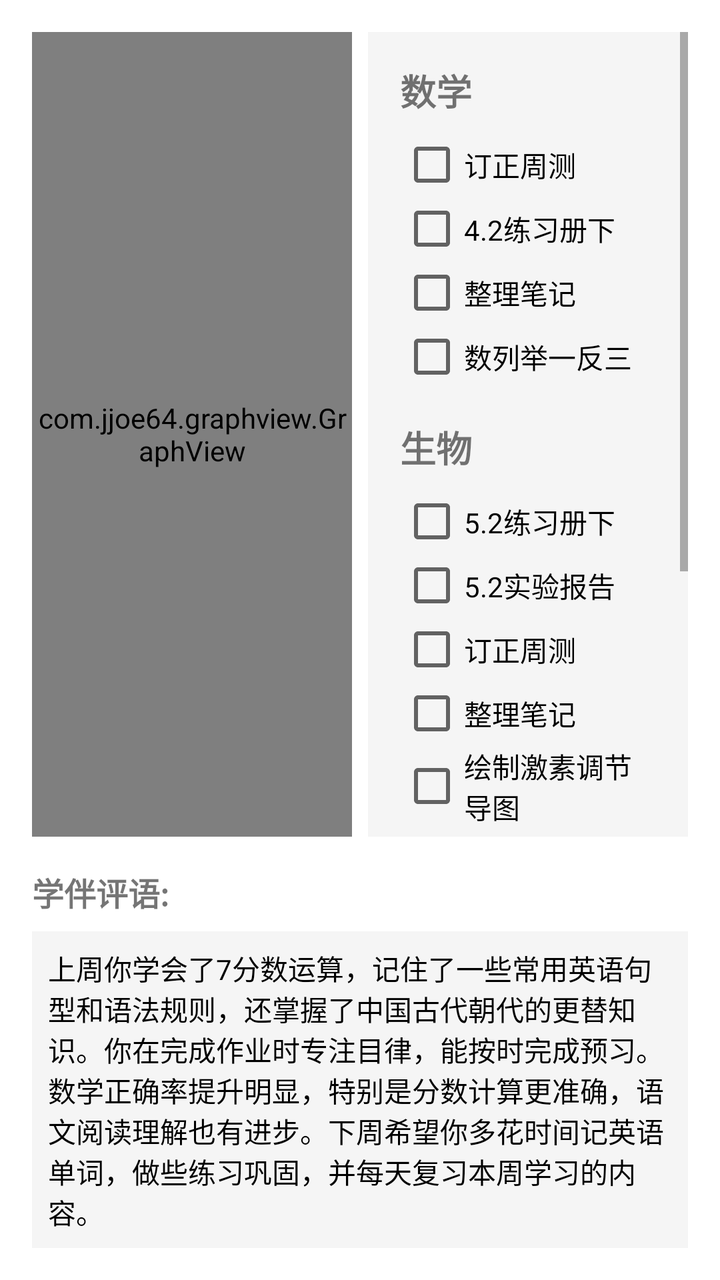
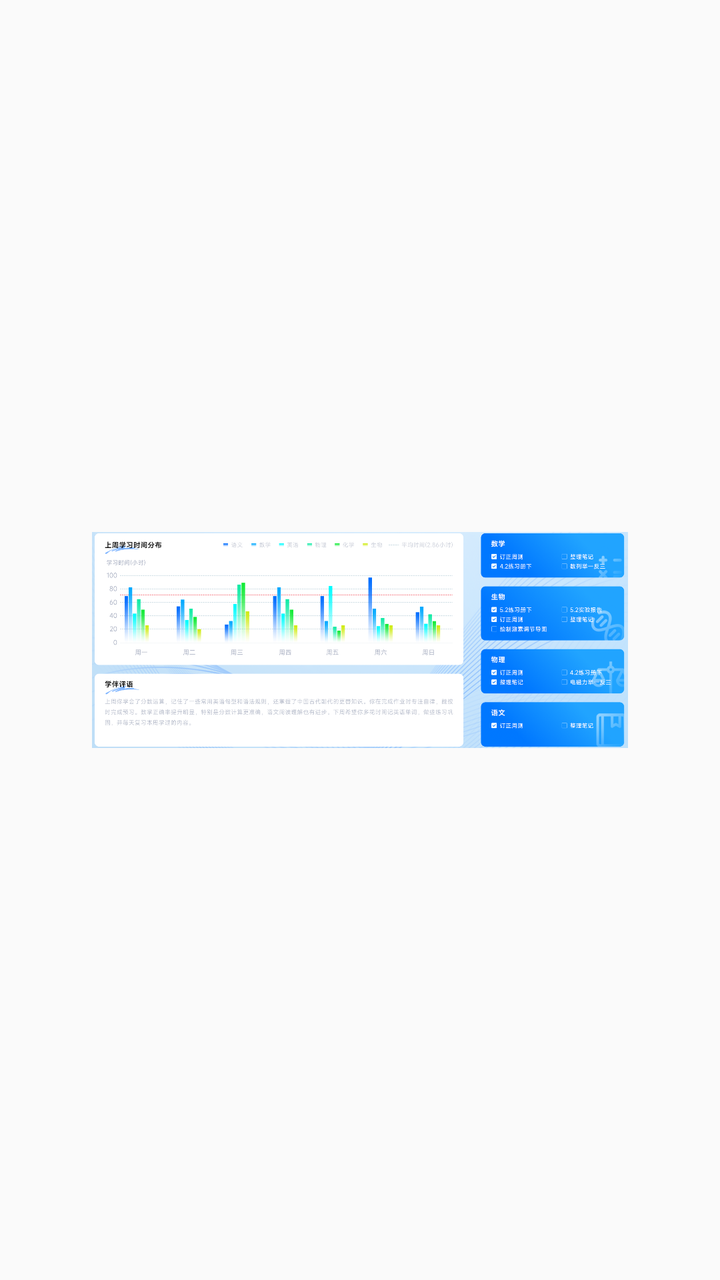

Compare the two renders of this Android layout. The source of the first and the diff that turns it into the second are given below.
<!-- AndroidManifest.xml: application theme Theme.IMatesApp.FullScreen -->
<!-- res/layout/fragment_student_status.xml -->
<?xml version="1.0" encoding="utf-8"?>
<LinearLayout xmlns:android="http://schemas.android.com/apk/res/android"
    android:layout_width="match_parent"
    android:layout_height="match_parent"
    android:orientation="vertical"
    android:background="#ffffff"
    android:padding="16dp">

    <LinearLayout
        android:layout_width="match_parent"
        android:layout_height="0dp"
        android:layout_weight="1"
        android:orientation="horizontal">

        
        <com.jjoe64.graphview.GraphView
            android:id="@+id/stat_graph"
            android:layout_width="0dp"
            android:layout_height="match_parent"
            android:layout_weight="1"
            android:layout_marginEnd="8dp"/>

        
        <ScrollView
            android:layout_width="0dp"
            android:layout_height="match_parent"
            android:layout_weight="1"
            android:background="#F5F5F5">

            <LinearLayout
                android:layout_width="match_parent"
                android:layout_height="wrap_content"
                android:orientation="vertical"
                android:padding="16dp">

                
                <TextView
                    android:layout_width="wrap_content"
                    android:layout_height="wrap_content"
                    android:text="数学"
                    android:textStyle="bold"
                    android:textSize="18sp"
                    android:layout_marginBottom="8dp"/>

                <CheckBox
                    android:layout_width="match_parent"
                    android:layout_height="wrap_content"
                    android:text="订正周测"/>

                <CheckBox
                    android:layout_width="match_parent"
                    android:layout_height="wrap_content"
                    android:text="4.2练习册下"/>

                <CheckBox
                    android:layout_width="match_parent"
                    android:layout_height="wrap_content"
                    android:text="整理笔记"/>

                <CheckBox
                    android:layout_width="match_parent"
                    android:layout_height="wrap_content"
                    android:text="数列举一反三"/>

                
                <TextView
                    android:layout_width="wrap_content"
                    android:layout_height="wrap_content"
                    android:text="生物"
                    android:textStyle="bold"
                    android:textSize="18sp"
                    android:layout_marginTop="16dp"
                    android:layout_marginBottom="8dp"/>

                <CheckBox
                    android:layout_width="match_parent"
                    android:layout_height="wrap_content"
                    android:text="5.2练习册下"/>

                <CheckBox
                    android:layout_width="match_parent"
                    android:layout_height="wrap_content"
                    android:text="5.2实验报告"/>
                <CheckBox
                    android:layout_width="match_parent"
                    android:layout_height="wrap_content"
                    android:text="订正周测"/>
                <CheckBox
                    android:layout_width="match_parent"
                    android:layout_height="wrap_content"
                    android:text="整理笔记"/>
                <CheckBox
                    android:layout_width="match_parent"
                    android:layout_height="wrap_content"
                    android:text="绘制激素调节导图"/>

                
                <TextView
                    android:layout_width="wrap_content"
                    android:layout_height="wrap_content"
                    android:text="物理"
                    android:textStyle="bold"
                    android:textSize="18sp"
                    android:layout_marginTop="16dp"
                    android:layout_marginBottom="8dp"/>

                <CheckBox
                    android:layout_width="match_parent"
                    android:layout_height="wrap_content"
                    android:text="订正周测"/>

                <CheckBox
                    android:layout_width="match_parent"
                    android:layout_height="wrap_content"
                    android:text="4.2练习册下"/>
                <CheckBox
                    android:layout_width="match_parent"
                    android:layout_height="wrap_content"
                    android:text="整理笔记"/>
                <CheckBox
                    android:layout_width="match_parent"
                    android:layout_height="wrap_content"
                    android:text="电磁力举一反三"/>

            </LinearLayout>
        </ScrollView>
    </LinearLayout>

    
    <LinearLayout
        android:layout_width="match_parent"
        android:layout_height="wrap_content"
        android:orientation="vertical"
        android:layout_marginTop="16dp">

        <TextView
            android:layout_width="wrap_content"
            android:layout_height="wrap_content"
            android:text="学伴评语:"
            android:textStyle="bold"
            android:textSize="16sp"
            android:layout_marginBottom="8dp"/>

        <TextView
            android:id="@+id/ai_summarize"
            android:layout_width="match_parent"
            android:layout_height="wrap_content"
            android:minHeight="100dp"
            android:textColor="#000000"
            android:text="上周你学会了7分数运算，记住了一些常用英语句型和语法规则，还掌握了中国古代朝代的更替知识。你在完成作业时专注目律，能按时完成预习。数学正确率提升明显，特别是分数计算更准确，语文阅读理解也有进步。下周希望你多花时间记英语单词，做些练习巩固，并每天复习本周学习的内容。"
            android:textSize="14sp"
            android:background="#F5F5F5"
            android:padding="8dp"/>
    </LinearLayout>
</LinearLayout>
<!-- resources referenced by this layout -->
<resources>
  <style name="Theme.IMatesApp.FullScreen" parent="Theme.AppCompat.Light.NoActionBar">
          
          <item name="android:windowFullscreen">true</item>
          
          <item name="android:windowTranslucentStatus">true</item>
          
          <item name="android:windowTranslucentNavigation">true</item>
      </style>
</resources>

<!-- the commit's change to res/layout/fragment_student_status.xml (unified diff, before → after) -->
@@ -3,13 +3,13 @@
     android:layout_width="match_parent"
     android:layout_height="match_parent"
     android:orientation="vertical"
-    android:background="#ffffff"
     android:padding="16dp">
 
     <LinearLayout
         android:layout_width="match_parent"
         android:layout_height="0dp"
         android:layout_weight="1"
+        android:visibility="gone"
         android:orientation="horizontal">
 
         
@@ -131,6 +131,7 @@
         android:layout_width="match_parent"
         android:layout_height="wrap_content"
         android:orientation="vertical"
+        android:visibility="gone"
         android:layout_marginTop="16dp">
 
         <TextView
@@ -152,4 +153,10 @@
             android:background="#F5F5F5"
             android:padding="8dp"/>
     </LinearLayout>
+<ImageView
+    android:layout_width="match_parent"
+    android:layout_height="match_parent"
+    android:layout_marginStart="30dp"
+    android:layout_marginEnd="30dp"
+    android:src="@drawable/student_status_status"></ImageView>
 </LinearLayout>
<!-- resource entries referenced after the edit -->
@@ -1,5 +1,6 @@
 <!-- resources referenced by this layout -->
 <resources>
+  <!-- drawable student_status_status: png bitmap (drawable, 482676 bytes) -->
   <style name="Theme.IMatesApp.FullScreen" parent="Theme.AppCompat.Light.NoActionBar">
           
           <item name="android:windowFullscreen">true</item>
